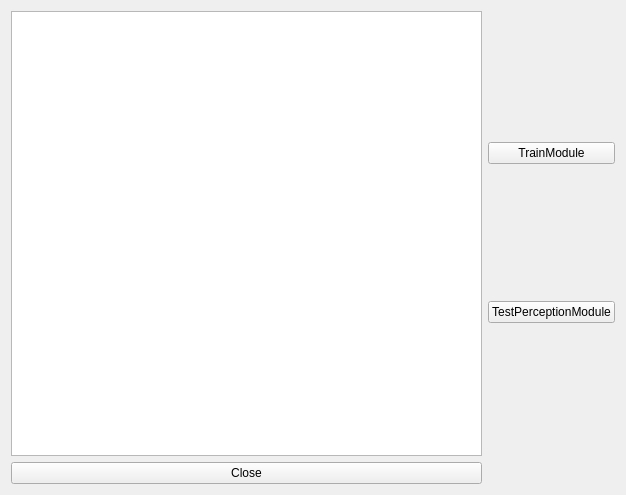
yhlmaybe/Intelligent-Robot-System, file IRSGUI/BrainDeepLearnForm.ui: the form before one commit.
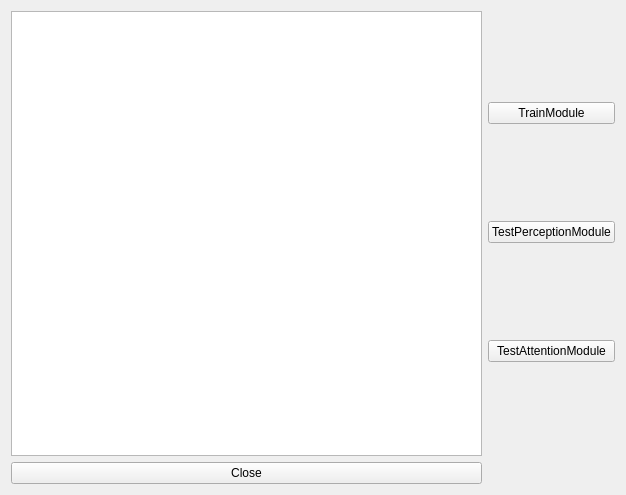
The form after the commit.

Commit message: Fix the bug in the attention module

```diff
--- a/IRSGUI/BrainDeepLearnForm.ui
+++ b/IRSGUI/BrainDeepLearnForm.ui
@@ -37,6 +37,13 @@
        </property>
       </widget>
      </item>
+     <item>
+      <widget class="QPushButton" name="testAttentionModulel_pushButton">
+       <property name="text">
+        <string>TestAttentionModule</string>
+       </property>
+      </widget>
+     </item>
     </layout>
    </item>
    <item row="1" column="0">
```
The commit also changes 71 other files.
